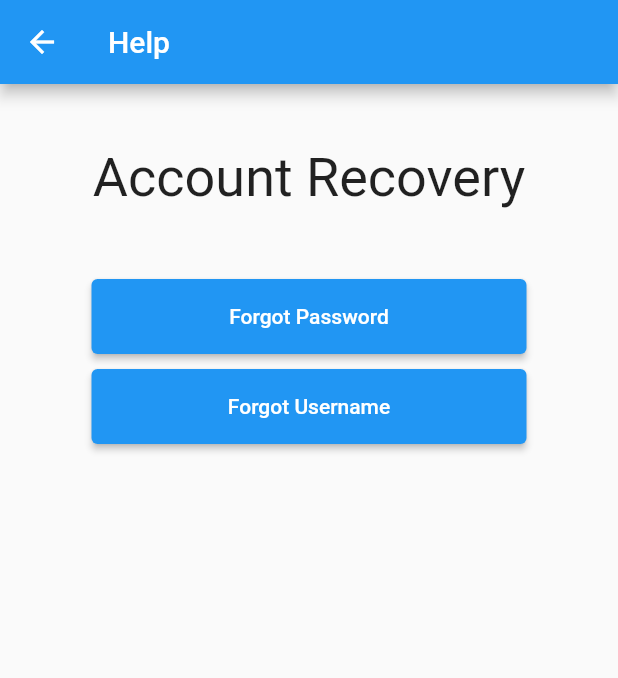
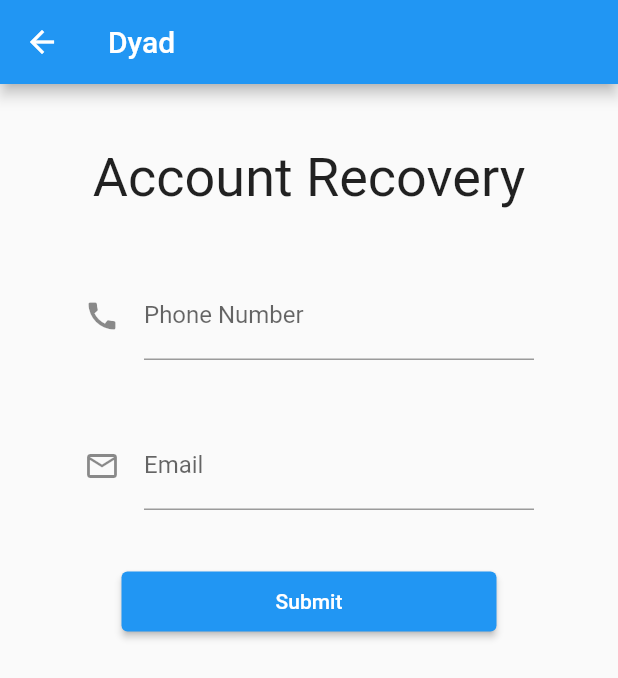
Before and after one commit to DyadSocial/dyad-mobile, a Flutter app: the HelpScreen screen opened directly, on a phone screen of 412 x 824 dp. Shown: the top 678 px of the screen. Run offline on Flutter 3.47's test engine with Material 2 defaults, Android fonts, the phone set to English and light mode, and no system bars; our stand-ins replace flutter_blue, geolocator, sqflite, url_strategy; missing offline and left inert: adaptive_navigation, path_to_regexp; accounts and stored records are empty.

Commit message:
changed help page to take email and phone number

```diff
--- a/dyadapp/lib/src/pages/help.dart
+++ b/dyadapp/lib/src/pages/help.dart
@@ -1,13 +1,21 @@
 import 'package:flutter/material.dart';
 
-class HelpScreen extends StatelessWidget {
+class HelpScreen extends StatefulWidget {
   const HelpScreen({Key? key}) : super(key: key);
+
+  @override
+  _RecoveryScreenState createState() => _RecoveryScreenState();
+}
+
+class _RecoveryScreenState extends State<HelpScreen> {
+  final _phoneNumberController = TextEditingController();
+  final _emailController = TextEditingController();
 
   @override
   Widget build(BuildContext context) {
   return Scaffold(
         appBar: AppBar(
-        title: const Text('Help'),
+          title: const Text('Dyad'),
         ),
         body: _buildRecovery(),
       );
@@ -24,31 +32,57 @@ Widget _buildRecovery() {
               height: 125,
               child: Center(
                 child: Text(
-                  "Account Recovery",
+                  'Account Recovery',
                   style: TextStyle(fontSize: 36.0),
                 ),
               ),
             ),
-
             Container(
-              margin: const EdgeInsets.all(5.0),
-              height: 50,
-              child: ElevatedButton(
-                onPressed: () {
-                  //navigate to change password page ?
+              height: 100,
+              child: TextFormField(
+                decoration: InputDecoration(
+                  icon: Icon(Icons.call),
+                  labelText: 'Phone Number',
+                ),
+                validator: (val) {
+                  if (val != null && val.isNotEmpty) {
+                    return null;
+                  } else if (val != null && val.length != 10) {
+                    return "Invalid phone number";
+                  }
                 },
-                child: Text("Forgot Password"),
+                keyboardType: TextInputType.phone,
+                controller: _phoneNumberController,
               ),
             ),
-
             Container(
-              margin: const EdgeInsets.all(5.0),
-              height: 50,
+              height: 80,
+              child: TextFormField(
+                decoration: InputDecoration(
+                  icon: Icon(Icons.mail_outline),
+                  labelText: 'Email',
+                ),
+                validator: (val) {
+                  if (val != null && val.isNotEmpty) {
+                    return null;
+                  } else {
+                    return "Email cannot be empty";
+                  }
+                },
+                keyboardType: TextInputType.text,
+                controller: _emailController,
+              ),
+            ),
+            Padding(
+              padding: const EdgeInsets.fromLTRB(25, 20, 25, 20),
+              child: Container(
+                height: 40,
                 child: ElevatedButton(
-                child: Text("Forgot Username"),
-                onPressed: () {
-                  //navigate to get username page ?
+                  child: Text("Submit"),
+                  onPressed: () async {
+                    //TODO: Sam networking for confirmation
                   },
+                ),
               ),
             )
           ]
```
Lines whose indentation alone changed are shown as unchanged.
